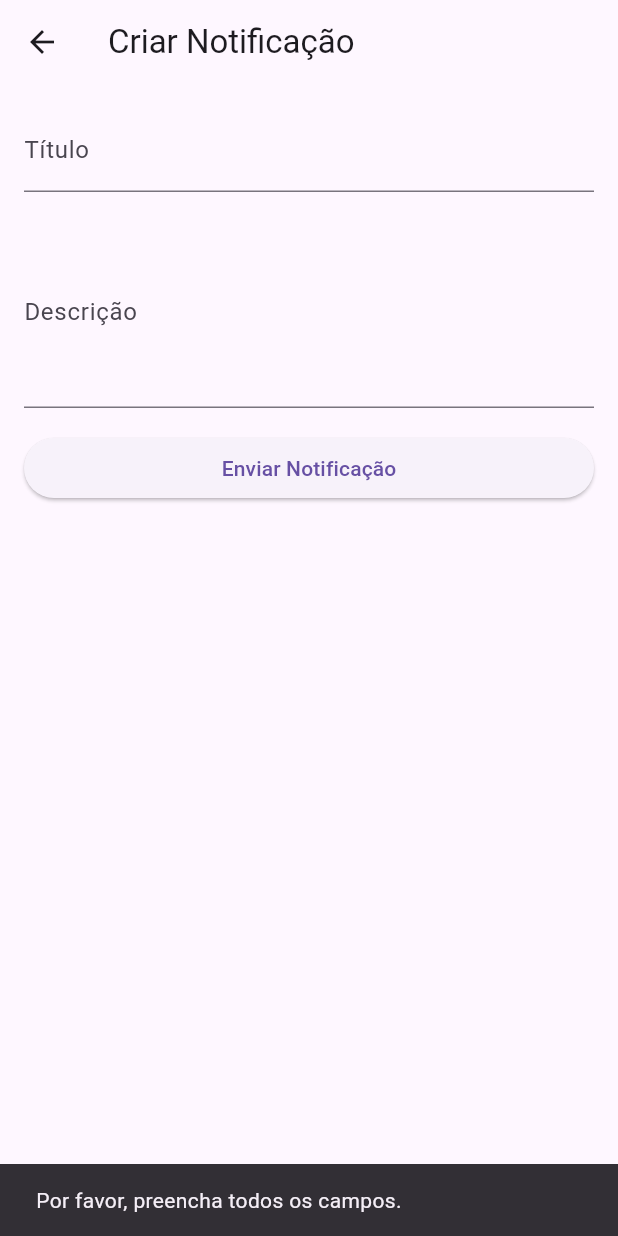
After one commit to TheuZCoder/portaria_condominio, a Flutter app: the NotificationCreationView screen opened by its route, after a tap on "Enviar Notificação", on a phone screen of 412 x 824 dp. The commit adds this screen. Run offline on Flutter 3.47's test engine with Material 3 defaults, Android fonts, the phone set to English and light mode, and no system bars; our stand-ins replace cloud_firestore, firebase_auth, firebase_core, flutter_map, font_awesome_flutter, geocoding and 5 more; accounts and stored records are empty.

Commit message:
Usuario Morador não tem mais acesso a criação de moradores e pode apenas visualizar as notificações enviadas pela portaria

```diff
--- /dev/null
+++ b/portaria_condominio/lib/models/notificacao_model.dart
@@ -0,0 +1,35 @@
+import 'package:cloud_firestore/cloud_firestore.dart';
+
+class NotificationModel {
+  final String id;
+  final String title;
+  final String description;
+  final DateTime timestamp;
+
+  NotificationModel({
+    required this.id,
+    required this.title,
+    required this.description,
+    required this.timestamp,
+  });
+
+  /// Converter para JSON para salvar no Firestore
+  Map<String, dynamic> toJson() {
+    return {
+      'title': title,
+      'description': description,
+      'timestamp': timestamp.toIso8601String(),
+    };
+  }
+
+  /// Criar a partir de um documento do Firestore
+  factory NotificationModel.fromDocument(DocumentSnapshot<Map<String, dynamic>> doc) {
+    final data = doc.data()!;
+    return NotificationModel(
+      id: doc.id,
+      title: data['title'] ?? '',
+      description: data['description'] ?? '',
+      timestamp: DateTime.parse(data['timestamp']),
+    );
+  }
+}
--- a/portaria_condominio/lib/routes/app_routes.dart
+++ b/portaria_condominio/lib/routes/app_routes.dart
@@ -1,6 +1,7 @@
 import 'package:flutter/material.dart';
 import '../views/chat/chat_view.dart';
 import '../views/chat/user_list_view.dart';
+import '../views/home/cadastro_notificacoes.dart';
 import '../views/home/configuracoes_view.dart';
 import '../views/home/home_view.dart';
 import '../views/home/mapa_view.dart';
@@ -21,6 +22,7 @@ class AppRoutes {
   static const String visitas = '/visitas';
   static const String pedidos = '/pedidos';
   static const String notificacoes = '/notificacoes';
+  static const String cadastroNotificacoes = '/notificacoesAdmin';
   static const String mapa = '/mapa';
   static const String configuracoes = '/configuracoes';
   static const String usersListView = '/usersListView';
@@ -42,11 +44,14 @@ class AppRoutes {
       case pedidos:
         return MaterialPageRoute(builder: (_) => const PedidosView());
       case notificacoes:
-        return MaterialPageRoute(builder: (_) => const NotificacoesView());
+        return MaterialPageRoute(builder: (_) => const NotificationsView());
       case mapa:
         return MaterialPageRoute(builder: (_) => const MapaView());
       case configuracoes:
         return MaterialPageRoute(builder: (_) => const ConfiguracoesView());
+      case '/notificacoesAdmin':
+        return MaterialPageRoute(
+            builder: (_) => const NotificationCreationView());
       case usersListView:
         return MaterialPageRoute(builder: (_) => const UsersListView());
       case '/chat':
--- /dev/null
+++ b/portaria_condominio/lib/views/home/cadastro_notificacoes.dart
@@ -0,0 +1,96 @@
+import 'package:flutter/material.dart';
+import 'package:portaria_condominio/controllers/notificacoes_controller.dart';
+import 'package:portaria_condominio/models/notificacao_model.dart';
+
+
+class NotificationCreationView extends StatefulWidget {
+  const NotificationCreationView({super.key});
+
+  @override
+  State<NotificationCreationView> createState() => _NotificationCreationViewState();
+}
+
+class _NotificationCreationViewState extends State<NotificationCreationView> {
+  final NotificationController notificationController = NotificationController();
+  final TextEditingController titleController = TextEditingController();
+  final TextEditingController descriptionController = TextEditingController();
+  bool isLoading = false;
+
+  void _sendNotification() async {
+    final title = titleController.text.trim();
+    final description = descriptionController.text.trim();
+
+    if (title.isEmpty || description.isEmpty) {
+      ScaffoldMessenger.of(context).showSnackBar(
+        const SnackBar(content: Text('Por favor, preencha todos os campos.')),
+      );
+      return;
+    }
+
+    setState(() {
+      isLoading = true;
+    });
+
+    final notification = NotificationModel(
+      id: '', // O Firestore gera automaticamente
+      title: title,
+      description: description,
+      timestamp: DateTime.now(),
+    );
+
+    try {
+      await notificationController.sendNotification(notification);
+      ScaffoldMessenger.of(context).showSnackBar(
+        const SnackBar(content: Text('Notificação enviada com sucesso.')),
+      );
+      Navigator.pop(context);
+    } catch (e) {
+      ScaffoldMessenger.of(context).showSnackBar(
+        SnackBar(content: Text('Erro ao enviar notificação: $e')),
+      );
+    } finally {
+      setState(() {
+        isLoading = false;
+      });
+    }
+  }
+
+  @override
+  Widget build(BuildContext context) {
+    return Scaffold(
+      appBar: AppBar(title: const Text('Criar Notificação')),
+      body: Padding(
+        padding: const EdgeInsets.all(16.0),
+        child: Column(
+          crossAxisAlignment: CrossAxisAlignment.stretch,
+          children: [
+            TextField(
+              controller: titleController,
+              decoration: const InputDecoration(labelText: 'Título'),
+            ),
+            const SizedBox(height: 16),
+            TextField(
+              controller: descriptionController,
+              decoration: const InputDecoration(labelText: 'Descrição'),
+              maxLines: 4,
+            ),
+            const SizedBox(height: 16),
+            isLoading
+                ? const Center(child: CircularProgressIndicator())
+                : ElevatedButton(
+                    onPressed: _sendNotification,
+                    child: const Text('Enviar Notificação'),
+                  ),
+          ],
+        ),
+      ),
+    );
+  }
+
+  @override
+  void dispose() {
+    titleController.dispose();
+    descriptionController.dispose();
+    super.dispose();
+  }
+}
--- a/portaria_condominio/lib/views/login/login_view.dart
+++ b/portaria_condominio/lib/views/login/login_view.dart
@@ -80,7 +80,7 @@ class _LoginViewState extends State<LoginView> {
 
       if (role == 'morador') {
         Navigator.pushReplacementNamed(context, '/home');
-      } else if (role == 'admin') {
+      } else if (role == 'portaria') {
         Navigator.pushReplacementNamed(context, '/home');
       } else {
         ScaffoldMessenger.of(context).showSnackBar(
```
Also changed, not shown: portaria_condominio/lib/controllers/auth_controller.dart (+21 -0 lines), portaria_condominio/lib/controllers/notificacoes_controller.dart (+26 -0 lines), portaria_condominio/lib/views/home/home_view.dart (+47 -15 lines), portaria_condominio/lib/views/home/notificacoes_view.dart (+64 -10 lines).
